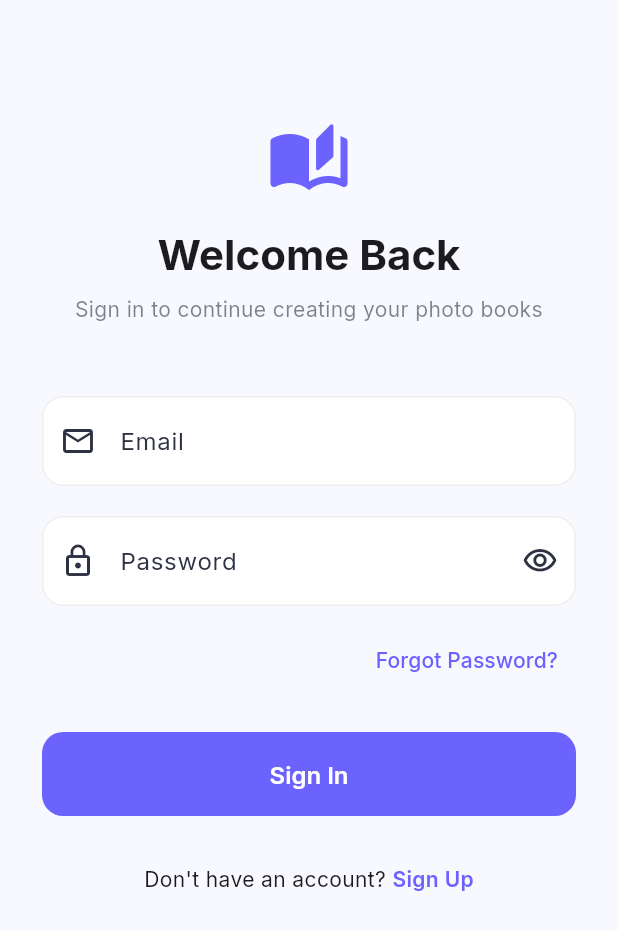
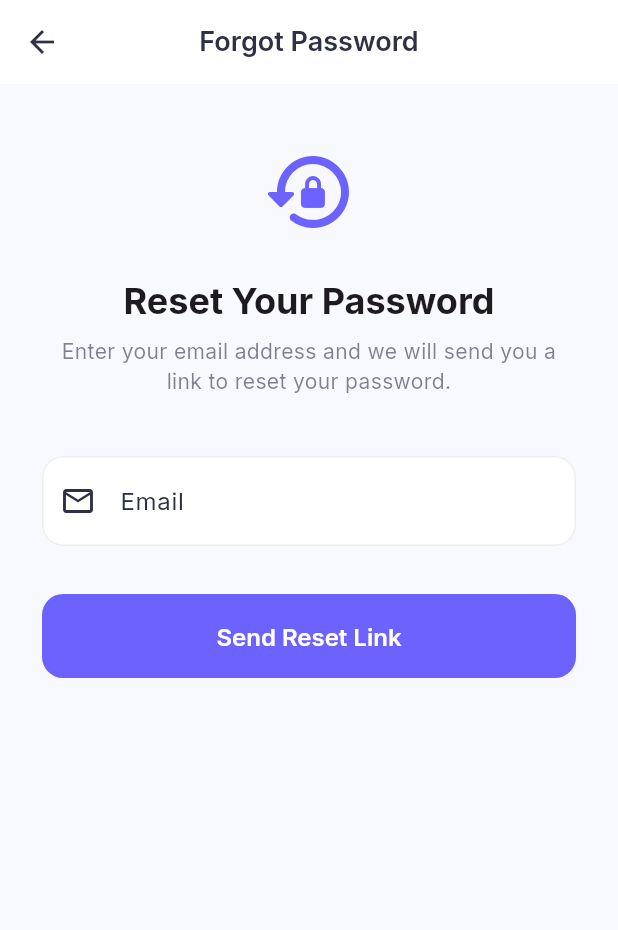
Before and after one commit to MannDangrechiya/pixovo_mobile, a Flutter app: the screen it shows after launch, after a tap on "Forgot Password?", on a phone screen of 412 x 824 dp. Shown: the top 930 px of the screen. Run offline on Flutter 3.47's test engine with Material 3 defaults, Android fonts, the phone set to English and light mode, and no system bars; our stand-ins replace cached_network_image, dio, flutter_riverpod, flutter_secure_storage, go_router, google_fonts and 1 more; network calls fail.

Commit message:
phase 2 templete

```diff
--- a/lib/config/routes.dart
+++ b/lib/config/routes.dart
@@ -5,7 +5,9 @@ import 'package:go_router/go_router.dart';
 import '../screens/splash/splash_screen.dart';
 import '../screens/auth/login_screen.dart';
 import '../screens/auth/signup_screen.dart';
+import '../screens/auth/forgot_password_screen.dart';
 import '../screens/home/template_selection_screen.dart';
+import '../screens/home/template_detail_screen.dart';
 import '../screens/editor/image_upload_screen.dart';
 import '../screens/editor/image_dashboard_screen.dart';
 import '../screens/editor/image_editor_screen.dart';
@@ -24,7 +26,9 @@ class AppRoutes {
   static const String splash = '/';
   static const String login = '/login';
   static const String signup = '/signup';
+  static const String forgotPassword = '/forgot-password';
   static const String home = '/home';
+  static const String templateDetail = '/template/detail';
   static const String imageUpload = '/editor/upload';
   static const String imageDashboard = '/editor/dashboard';
   static const String imageEditor = '/editor/edit';
@@ -59,9 +63,22 @@ final routerProvider = Provider<GoRouter>((ref) {
         builder: (context, state) => const SignupScreen(),
       ),
       GoRoute(
+        path: AppRoutes.forgotPassword,
+        name: 'forgotPassword',
+        builder: (context, state) => const ForgotPasswordScreen(),
+      ),
+      GoRoute(
         path: AppRoutes.home,
         name: 'home',
         builder: (context, state) => const TemplateSelectionScreen(),
+      ),
+      GoRoute(
+        path: AppRoutes.templateDetail,
+        name: 'templateDetail',
+        builder: (context, state) {
+          final templateId = state.uri.queryParameters['templateId'] ?? '';
+          return TemplateDetailScreen(templateId: templateId);
+        },
       ),
       GoRoute(
         path: AppRoutes.imageUpload,
--- /dev/null
+++ b/lib/screens/auth/forgot_password_screen.dart
@@ -0,0 +1,141 @@
+import 'package:flutter/material.dart';
+import 'package:flutter_riverpod/flutter_riverpod.dart';
+import 'package:go_router/go_router.dart';
+
+import '../../providers/auth_provider.dart';
+
+class ForgotPasswordScreen extends ConsumerStatefulWidget {
+  const ForgotPasswordScreen({super.key});
+
+  @override
+  ConsumerState<ForgotPasswordScreen> createState() => _ForgotPasswordScreenState();
+}
+
+class _ForgotPasswordScreenState extends ConsumerState<ForgotPasswordScreen> {
+  final _formKey = GlobalKey<FormState>();
+  final _emailController = TextEditingController();
+  bool _isLoading = false;
+
+  @override
+  void dispose() {
+    _emailController.dispose();
+    super.dispose();
+  }
+
+  Future<void> _handleReset() async {
+    if (!_formKey.currentState!.validate()) return;
+
+    setState(() => _isLoading = true);
+
+    try {
+      await ref.read(authServiceProvider).forgotPassword(
+        email: _emailController.text.trim(),
+      );
+
+      if (!mounted) return;
+      ScaffoldMessenger.of(context).showSnackBar(
+        const SnackBar(
+          content: Text('Password reset link sent to your email.'),
+          backgroundColor: Colors.green,
+        ),
+      );
+      context.pop();
+    } catch (e) {
+      if (!mounted) return;
+      ScaffoldMessenger.of(context).showSnackBar(
+        SnackBar(
+          content: const Text('Failed to send reset link. Please try again.'),
+          backgroundColor: Theme.of(context).colorScheme.error,
+        ),
+      );
+    } finally {
+      if (mounted) {
+        setState(() => _isLoading = false);
+      }
+    }
+  }
+
+  @override
+  Widget build(BuildContext context) {
+    final theme = Theme.of(context);
+
+    return Scaffold(
+      appBar: AppBar(
+        title: const Text('Forgot Password'),
+      ),
+      body: SafeArea(
+        child: SingleChildScrollView(
+          padding: const EdgeInsets.symmetric(horizontal: 28, vertical: 40),
+          child: Form(
+            key: _formKey,
+            child: Column(
+              crossAxisAlignment: CrossAxisAlignment.stretch,
+              children: [
+                Icon(
+                  Icons.lock_reset_rounded,
+                  size: 64,
+                  color: theme.colorScheme.primary,
+                ),
+                const SizedBox(height: 24),
+                Text(
+                  'Reset Your Password',
+                  textAlign: TextAlign.center,
+                  style: theme.textTheme.headlineSmall?.copyWith(
+                    fontWeight: FontWeight.bold,
+                  ),
+                ),
+                const SizedBox(height: 8),
+                Text(
+                  'Enter your email address and we will send you a link to reset your password.',
+                  textAlign: TextAlign.center,
+                  style: theme.textTheme.bodyMedium?.copyWith(
+                    color: theme.colorScheme.onSurface.withValues(alpha: 0.6),
+                  ),
+                ),
+                const SizedBox(height: 40),
+                TextFormField(
+                  controller: _emailController,
+                  keyboardType: TextInputType.emailAddress,
+                  textInputAction: TextInputAction.done,
+                  decoration: const InputDecoration(
+                    labelText: 'Email',
+                    hintText: 'Enter your email',
+                    prefixIcon: Icon(Icons.email_outlined),
+                  ),
+                  validator: (value) {
+                    if (value == null || value.isEmpty) {
+                      return 'Please enter your email';
+                    }
+                    if (!RegExp(r'^[\w-\.]+@([\w-]+\.)+[\w-]{2,4}$')
+                        .hasMatch(value)) {
+                      return 'Please enter a valid email';
+                    }
+                    return null;
+                  },
+                  onFieldSubmitted: (_) => _handleReset(),
+                ),
+                const SizedBox(height: 32),
+                SizedBox(
+                  height: 56,
+                  child: ElevatedButton(
+                    onPressed: _isLoading ? null : _handleReset,
+                    child: _isLoading
+                        ? const SizedBox(
+                            width: 24,
+                            height: 24,
+                            child: CircularProgressIndicator(
+                              strokeWidth: 2.5,
+                              color: Colors.white,
+                            ),
+                          )
+                        : const Text('Send Reset Link'),
+                  ),
+                ),
+              ],
+            ),
+          ),
+        ),
+      ),
+    );
+  }
+}
--- a/lib/screens/auth/login_screen.dart
+++ b/lib/screens/auth/login_screen.dart
@@ -33,6 +33,24 @@ class _LoginScreenState extends ConsumerState<LoginScreen> {
           email: _emailController.text.trim(),
           password: _passwordController.text,
         );
+
+    if (!mounted) return;
+
+    final authState = ref.read(authProvider);
+    if (authState.isAuthenticated) {
+      context.go(AppRoutes.home);
+    } else if (authState.errorMessage != null) {
+      ScaffoldMessenger.of(context).showSnackBar(
+        SnackBar(
+          content: Text(authState.errorMessage!),
+          backgroundColor: Theme.of(context).colorScheme.error,
+        ),
+      );
+    }
+  }
+
+  Future<void> _handleGuestLogin() async {
+    await ref.read(authProvider.notifier).guestLogin();
 
     if (!mounted) return;
 
@@ -151,9 +169,7 @@ class _LoginScreenState extends ConsumerState<LoginScreen> {
                 Align(
                   alignment: Alignment.centerRight,
                   child: TextButton(
-                    onPressed: () {
-                      // Navigate to forgot password screen
-                    },
+                    onPressed: () => context.push(AppRoutes.forgotPassword),
                     child: Text(
                       'Forgot Password?',
                       style: TextStyle(
@@ -180,6 +196,16 @@ class _LoginScreenState extends ConsumerState<LoginScreen> {
                             ),
                           )
                         : const Text('Sign In'),
+                  ),
+                ),
+                const SizedBox(height: 16),
+
+                // Guest Login button
+                SizedBox(
+                  height: 56,
+                  child: OutlinedButton(
+                    onPressed: authState.isLoading ? null : _handleGuestLogin,
+                    child: const Text('Continue as Guest'),
                   ),
                 ),
                 const SizedBox(height: 32),
--- a/lib/screens/home/template_selection_screen.dart
+++ b/lib/screens/home/template_selection_screen.dart
@@ -174,7 +174,7 @@ class _TemplateSelectionScreenState
                             template: template,
                             onTap: () {
                               context.push(
-                                '${AppRoutes.imageUpload}?templateId=${template.id}',
+                                '${AppRoutes.templateDetail}?templateId=${template.id}',
                               );
                             },
                           );
```
Also changed, not shown: lib/models/template.dart (+16 -0 lines), lib/providers/auth_provider.dart (+41 -0 lines), lib/providers/template_provider.dart (+21 -0 lines), lib/screens/auth/signup_screen.dart (+57 -0 lines), lib/screens/home/template_detail_screen.dart (added, +242 -0 lines), lib/services/auth_service.dart (+18 -0 lines).
